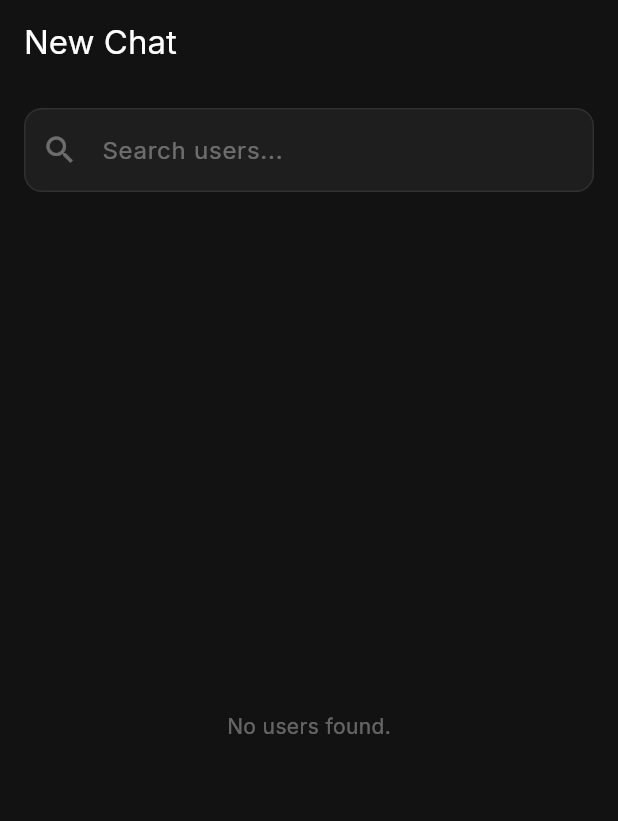
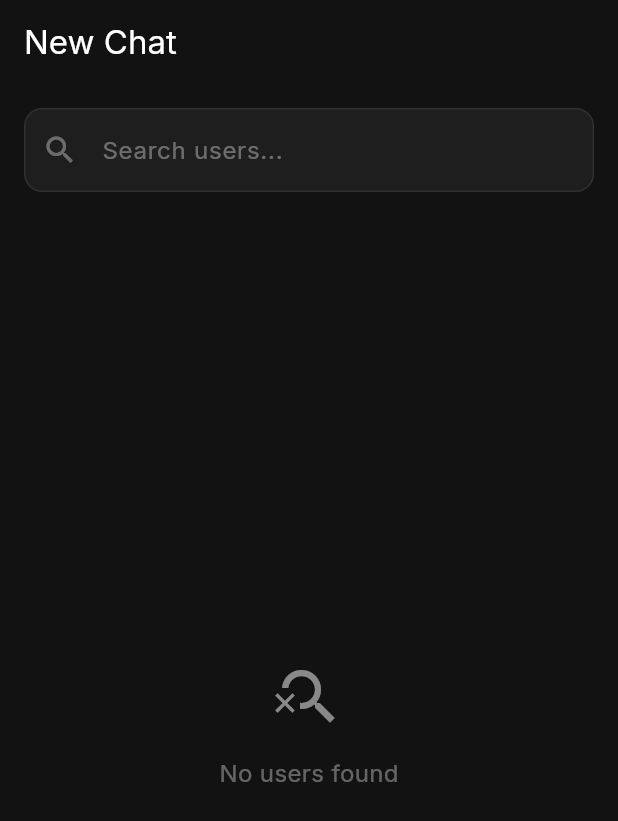
Before and after one commit to bobbygenerik/zubia, a Flutter app: the NewChatScreen screen opened by its route, on a phone screen of 412 x 824 dp. Shown: the top 821 px of the screen. Run offline on Flutter 3.47's test engine with Material 3 defaults, Android fonts, the phone set to English and light mode, and no system bars; our stand-ins replace go_router, google_fonts, just_audio, permission_handler, shared_preferences; missing offline and left inert: record; accounts and stored records are empty; network calls fail.

Commit message:
🎨 Palette: [UX improvement] Add clear button and better empty state
💡 What: Added a clear button (suffixIcon) to the user search bar and updated the "No users found" state to include a descriptive icon and better layout.
🎯 Why: Makes it easier for users to clear their active search query and provides a better empty state when no users are found.
📸 Before/After: Visual changes to the `NewChatScreen`.
♿ Accessibility: Uses existing IconButton with tooltips.

Co-authored-by: bobbygenerik <215436269+bobbygenerik@users.noreply.github.com>

```diff
--- a/zubia/lib/screens/new_chat_screen.dart
+++ b/zubia/lib/screens/new_chat_screen.dart
@@ -79,6 +79,16 @@ class _NewChatScreenState extends State<NewChatScreen> {
               decoration: InputDecoration(
                 hintText: 'Search users...',
                 prefixIcon: const Icon(Icons.search, color: ZubiaColors.textMuted),
+                suffixIcon: _searchController.text.isNotEmpty
+                    ? IconButton(
+                        icon: const Icon(Icons.clear, color: ZubiaColors.textMuted, size: 20),
+                        tooltip: 'Clear search',
+                        onPressed: () {
+                          _searchController.clear();
+                          _filter('');
+                        },
+                      )
+                    : null,
                 filled: true,
                 fillColor: Colors.white.withValues(alpha: 0.05),
                 border: OutlineInputBorder(
@@ -92,7 +102,16 @@ class _NewChatScreenState extends State<NewChatScreen> {
             child: _isLoading
               ? const Center(child: CircularProgressIndicator(color: ZubiaColors.magenta))
               : _filteredUsers.isEmpty
-                ? const Center(child: Text('No users found.', style: TextStyle(color: ZubiaColors.textMuted)))
+                ? Center(
+                    child: Column(
+                      mainAxisAlignment: MainAxisAlignment.center,
+                      children: [
+                        Icon(Icons.search_off, size: 48, color: ZubiaColors.textMuted.withValues(alpha: 0.5)),
+                        const SizedBox(height: 16),
+                        const Text('No users found', style: TextStyle(color: ZubiaColors.textMuted, fontSize: 16)),
+                      ],
+                    ),
+                  )
                 : ListView.builder(
                     itemCount: _filteredUsers.length,
                     itemBuilder: (context, index) {
```
